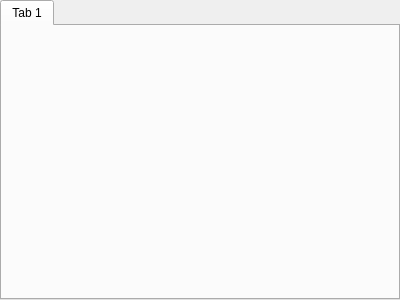
Qt form subarchitectures/visualization.sa/trunk/src/c++/core/qtui/design/dialogwin.ui (marc-hanheide/cogx) before a commit.
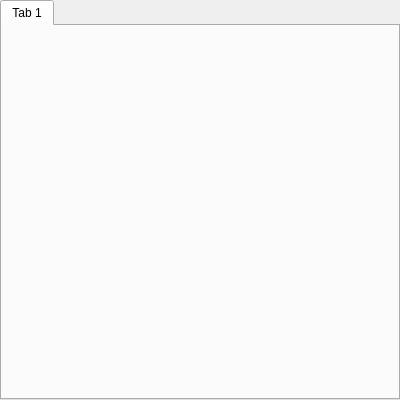
The same form after that commit. Icons and pictures are not drawn.

Commit message: v11n: initial dialog size

```diff
--- a/subarchitectures/visualization.sa/trunk/src/c++/core/qtui/design/dialogwin.ui
+++ b/subarchitectures/visualization.sa/trunk/src/c++/core/qtui/design/dialogwin.ui
@@ -7,7 +7,7 @@
     <x>0</x>
     <y>0</y>
     <width>400</width>
-    <height>300</height>
+    <height>400</height>
    </rect>
   </property>
   <property name="windowTitle">
```
The commit also changes 1 other file.
